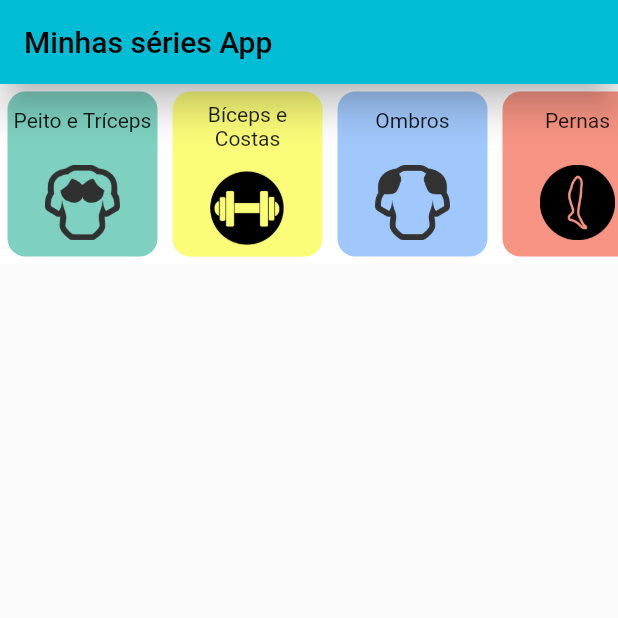
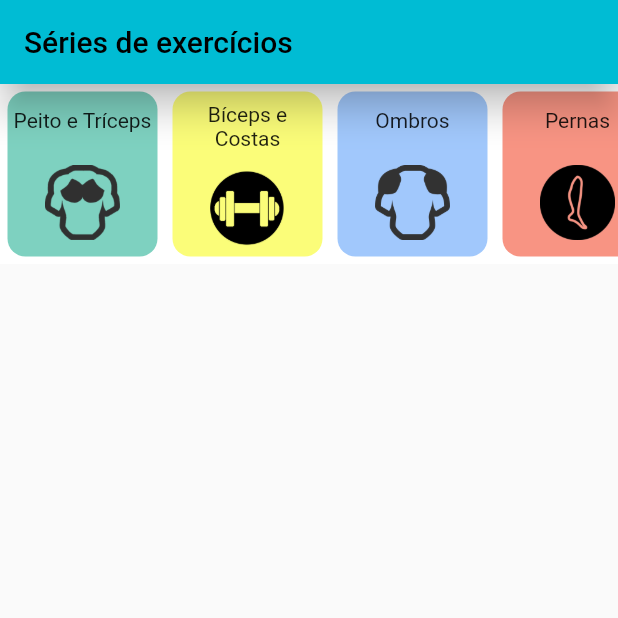
Before and after one commit to Gilson401/workout-web-src, a Flutter app: the screen it shows after launch, on a phone screen of 412 x 824 dp, the top half of it. Run offline on Flutter 3.47's test engine with Material 2 defaults, Android fonts, the phone set to English and light mode, and no system bars; our stand-ins replace youtube_player_iframe.

Commit message:
app agora é o de academia

```diff
--- a/lib/myapp.dart
+++ b/lib/myapp.dart
@@ -14,8 +14,7 @@ class MyApp extends StatelessWidget {
         primarySwatch: Colors.cyan,
         backgroundColor: Color.fromARGB(121, 247, 247, 247),
       ),
-      // home: HomeController(child: const StatelessHomePage()),
-      home:  MyStatefullHomePage(title: 'Minhas séries App'),
+        home:  MyStatefullHomePage(title: 'Séries de exercícios'),
     );
   }
 }
```
